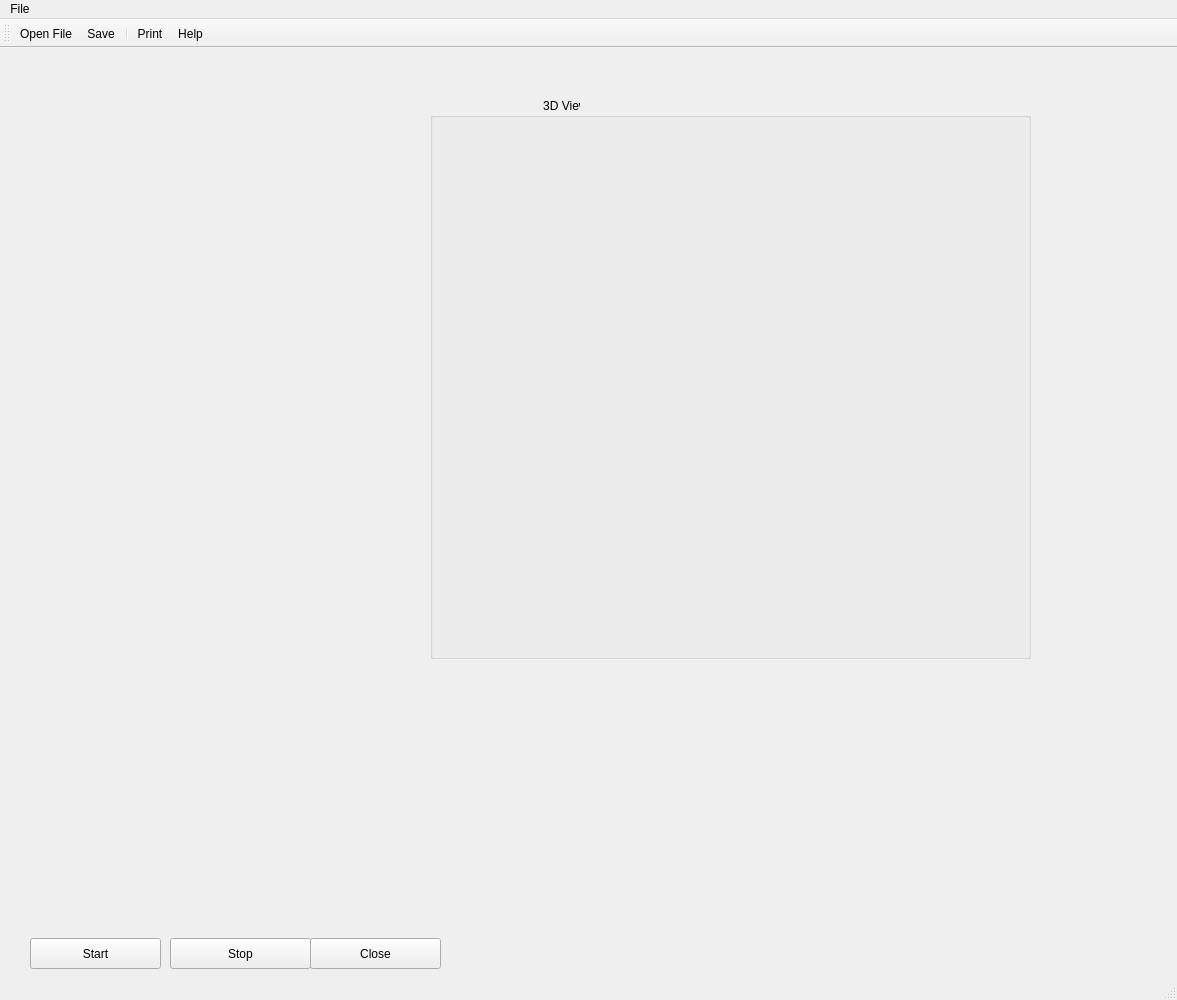
Before: the Qt Designer form PendulumPainter.ui in rob-nil/PendulumPainter, drawn with Qt 5.
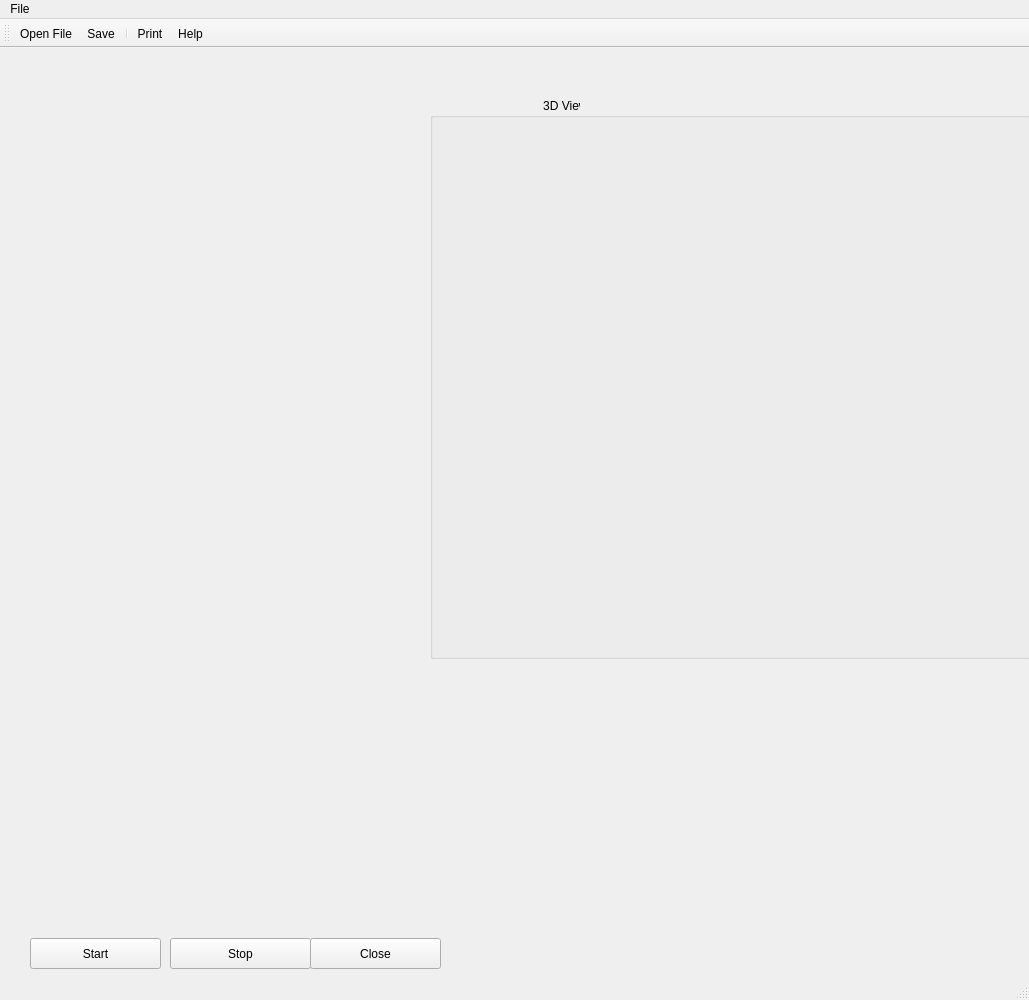
After: the same form once the commit is applied. Icons and pictures are not drawn. Custom widgets are drawn as their Qt base class.

```diff
--- a/PendulumPainter.ui
+++ b/PendulumPainter.ui
@@ -6,7 +6,7 @@
    <rect>
     <x>0</x>
     <y>0</y>
-    <width>1177</width>
+    <width>1029</width>
     <height>1000</height>
    </rect>
   </property>
@@ -126,7 +126,7 @@
     <rect>
      <x>0</x>
      <y>0</y>
-     <width>1177</width>
+     <width>1029</width>
      <height>21</height>
     </rect>
    </property>
```
